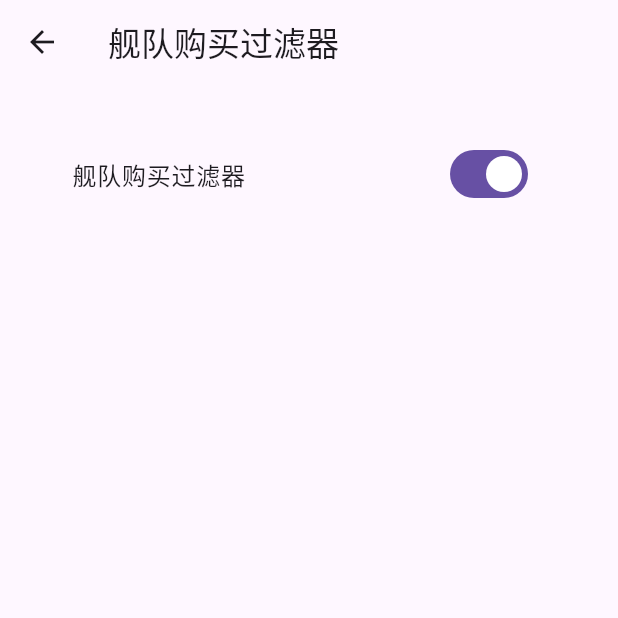
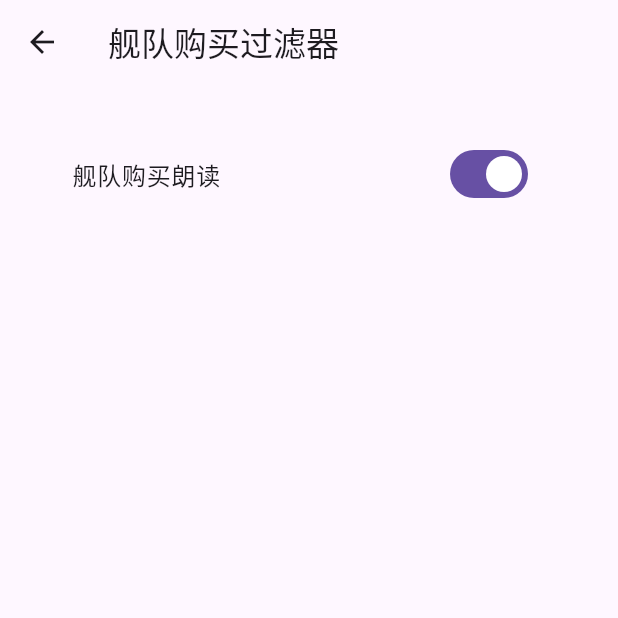
Before and after one commit to DouDouMi00/danmuji_flutter, a Flutter app: the screen it shows after launch, after a tap on "舰队购买过滤器", on a phone screen of 412 x 824 dp, the top half of it. Run offline on Flutter 3.47's test engine with Material 3 defaults, Android fonts, the phone set to English and light mode, and no system bars; our stand-ins replace flutter_tts, get, shared_preferences, vibration; missing offline and left inert: brotli, pinyin.

Commit message:
修改过滤器设置页面的文本描述
将“舰队购买过滤器”文本修改为“舰队购买朗读”，并将“点赞过滤器”文本修改为“点赞朗读”，以更准确地反映功能特性。

```diff
--- a/lib/pages/ConfigPage/Page/guard_buy_filter_setting_page.dart
+++ b/lib/pages/ConfigPage/Page/guard_buy_filter_setting_page.dart
@@ -42,7 +42,7 @@ class GuardBuyFilterSettingPageState extends State<GuardBuyFilterSettingPage> {
             crossAxisAlignment: CrossAxisAlignment.start,
             children: [
               SwitchListTile(
-                title: const Text('舰队购买过滤器'),
+                title: const Text('舰队购买朗读'),
                 value: configMap.dynamicConfig.filter.guardBuy.enable,
                 onChanged: (value) async {
                   setState(() {
--- a/lib/pages/ConfigPage/Page/like_filter_setting_page.dart
+++ b/lib/pages/ConfigPage/Page/like_filter_setting_page.dart
@@ -41,7 +41,7 @@ class LikeFilterSettingPageState extends State<LikeFilterSettingPage> {
             crossAxisAlignment: CrossAxisAlignment.start,
             children: [
               SwitchListTile(
-                title: const Text('点赞过滤器'),
+                title: const Text('点赞朗读'),
                 value: configMap.dynamicConfig.filter.like.enable,
                 onChanged: (value) async {
                   setState(() {
```
